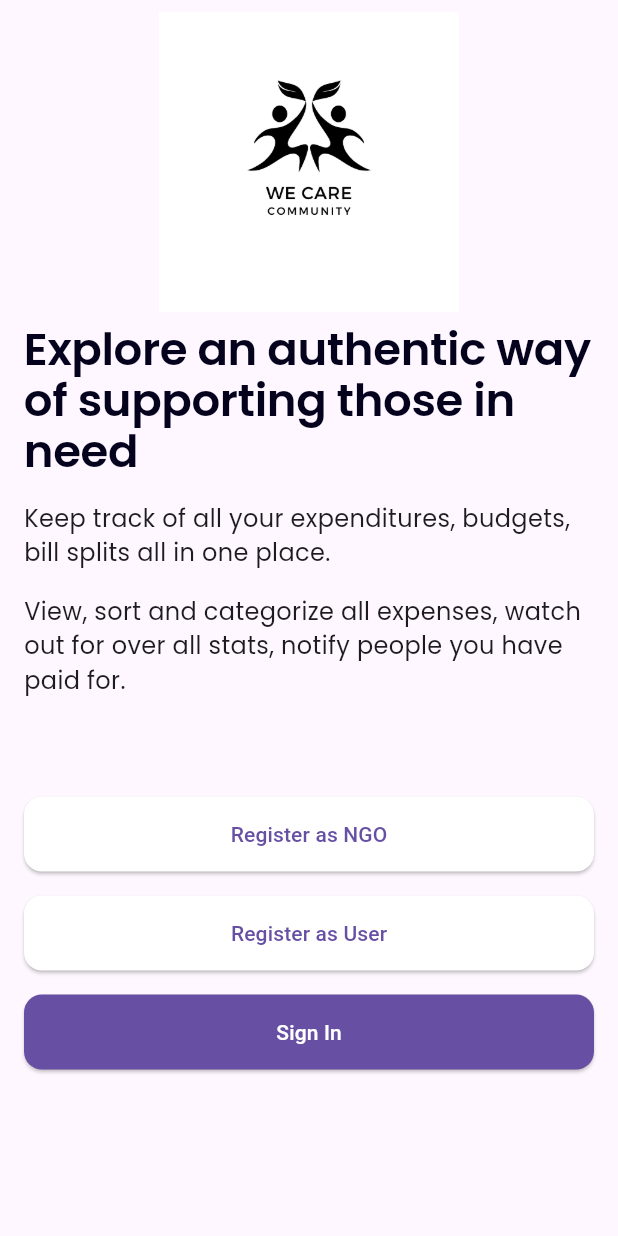
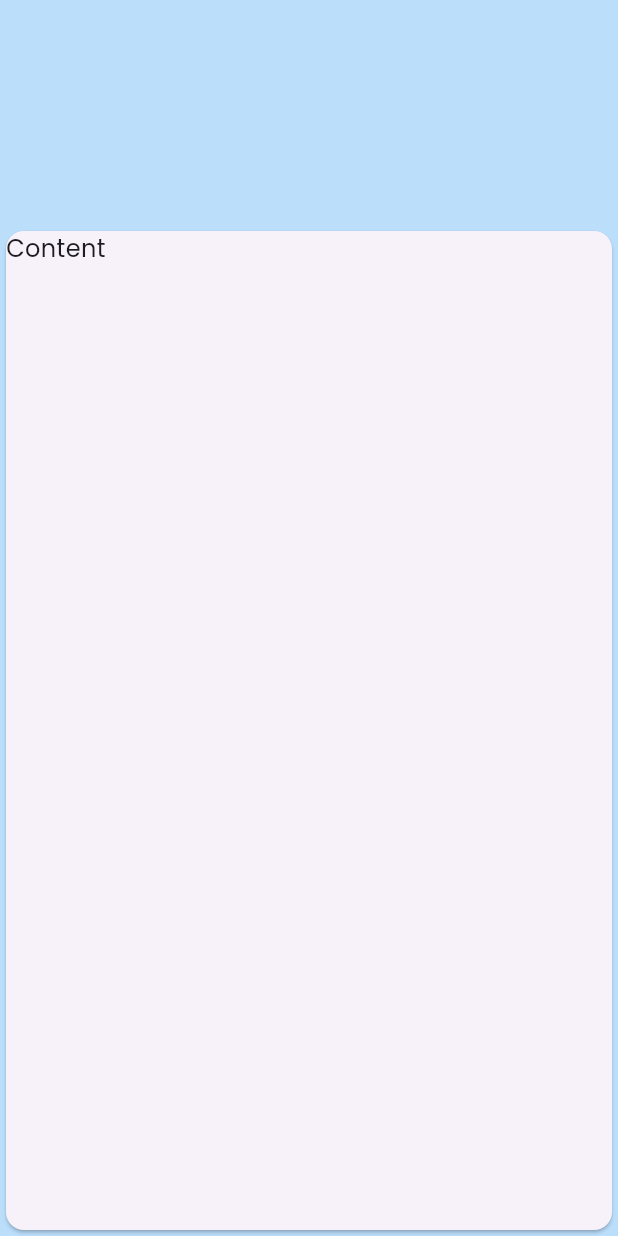
Before and after one commit to squidrye/TRINIT_594092-U761CZ4G_DEV, a Flutter app: the LoginScreen screen opened by its route, after a tap on "Sign Up", on a phone screen of 412 x 824 dp. Run offline on Flutter 3.47's test engine with Material 2 defaults, Android fonts, the phone set to English and light mode, and no system bars.

Commit message:
dashboard layout

```diff
--- a/lib/main.dart
+++ b/lib/main.dart
@@ -1,4 +1,5 @@
 import 'package:flutter/material.dart';
+import 'package:we_care/presentation/DashBoard.dart';
 import 'package:we_care/presentation/LandingScreen.dart';
 import 'package:we_care/presentation/LoginScreen.dart';
 import 'package:we_care/presentation/NGORegisterScreen.dart';
@@ -15,6 +16,7 @@ void main() {
         LoginScreen.route: (context) => LoginScreen(),
         UserRegisterScreen.route: (context) => UserRegisterScreen(),
         NGORegisterScreen.route: (context) => NGORegisterScreen(),
+        DashBoard.route: (context) => DashBoard(),
       },
       theme: ThemeData(
 
--- /dev/null
+++ b/lib/presentation/DashBoard.dart
@@ -0,0 +1,35 @@
+import 'package:flutter/material.dart';
+
+class DashBoard extends StatelessWidget {
+  static const route = "/DashBoard";
+  const DashBoard({Key? key}) : super(key: key);
+
+  @override
+  Widget build(BuildContext context) {
+    return SafeArea(
+      child: Scaffold(
+          body: Stack(
+        children: [
+          Container(
+            height: double.infinity,
+            width: double.infinity,
+            color: Theme.of(context).primaryColorLight,
+            child:Row(
+              children: [
+
+              ],
+            ),
+          ),
+          Container(
+            margin:EdgeInsets.only(top:150),
+            height: double.infinity,
+            width: double.infinity,
+            child: Card(
+              child: Text("Content"),
+            ),
+          )
+        ],
+      )),
+    );
+  }
+}
--- a/lib/presentation/LandingScreen.dart
+++ b/lib/presentation/LandingScreen.dart
@@ -43,14 +43,14 @@ class _LandingScreenState extends State<LandingScreen> {
                 Padding(
                   padding: const EdgeInsets.all(8.0),
                   child: Text(
-                    "Keep track of all your expenditures, budgets, bill splits all in one place.",
+                    "A one stop solution for both philanthropists and NGOs",
                     style: Theme.of(context).textTheme.bodyMedium,
                   ),
                 ),
                 Padding(
                   padding: const EdgeInsets.all(8.0),
                   child: Text(
-                    "View, sort and categorize all expenses, watch out for over all stats, notify people you have paid for.",
+                    "View, sort and categorize all organizations trying to make a word a better place for other people.",
                     style: Theme.of(context).textTheme.bodyMedium,
                   ),
                 ),
--- a/lib/presentation/LoginScreen.dart
+++ b/lib/presentation/LoginScreen.dart
@@ -1,4 +1,5 @@
 import 'package:flutter/material.dart';
+import 'package:we_care/presentation/DashBoard.dart';
 import 'package:we_care/presentation/LandingScreen.dart';
 import 'package:we_care/presentation/widget/CommonWidgets.dart';
 
@@ -38,14 +39,16 @@ class LoginScreen extends StatelessWidget {
                 Container(
                     margin: EdgeInsets.only(top: 20, bottom: 20, right: 20, left: 20),
                     child:
-                        XButton(onPressed: () {}, alter: false, width: double.infinity, height: 50, text: "Sign In")),
+                        XButton(onPressed: () {
+                          Navigator.of(context).pushNamed(DashBoard.route);
+                        }, alter: false, width: double.infinity, height: 50, text: "Sign In")),
                 Row(
                   mainAxisAlignment: MainAxisAlignment.center,
                   children: [
                     Text("Don't have an account?"),
                     TextButton(
                         onPressed: () {
-                          Navigator.of(context).pushReplacementNamed(LandingScreen.route);
+                          Navigator.of(context).pushReplacementNamed(DashBoard.route);
                         },
                         child: Text("Sign Up")),
                   ],
--- a/lib/presentation/NGORegisterScreen.dart
+++ b/lib/presentation/NGORegisterScreen.dart
@@ -21,15 +21,15 @@ class _NGORegisterScreenState extends State<NGORegisterScreen> {
       child: Scaffold(
         body: Container(
           height: double.infinity,
-          margin: EdgeInsets.all(4),
-          padding: EdgeInsets.all(4),
+          margin: const EdgeInsets.all(4),
+          padding: const EdgeInsets.all(4),
           child: Form(
             child: SingleChildScrollView(
               child: Column(
                 children: [
                   XTitle(value: "Create New Account"),
                   Stepper(
-                    physics: NeverScrollableScrollPhysics(),
+                    physics: const NeverScrollableScrollPhysics(),
                     currentStep: _currentStep,
                     onStepContinue: () {
                       if (getSteps().length - 1 == _currentStep) {
@@ -53,7 +53,7 @@ class _NGORegisterScreenState extends State<NGORegisterScreen> {
                           if (details.currentStep != getSteps().length - 1)
                             CircleAvatar(
                               child: IconButton(
-                                icon: Icon(Icons.arrow_downward),
+                                icon: const Icon(Icons.arrow_downward),
                                 onPressed: details.onStepContinue,
                               ),
                             ),
@@ -62,7 +62,7 @@ class _NGORegisterScreenState extends State<NGORegisterScreen> {
                           ),
                           CircleAvatar(
                             child: IconButton(
-                              icon: Icon(
+                              icon: const Icon(
                                 Icons.arrow_upward,
                               ),
                               onPressed: details.onStepCancel,
@@ -94,7 +94,7 @@ class _NGORegisterScreenState extends State<NGORegisterScreen> {
                           onPressed: () {
                             Navigator.of(context).pushReplacementNamed(LoginScreen.route);
                           },
-                          child: Text("Sign In"))
+                          child: const Text("Sign In"))
                     ],
                   )
                 ],
```
